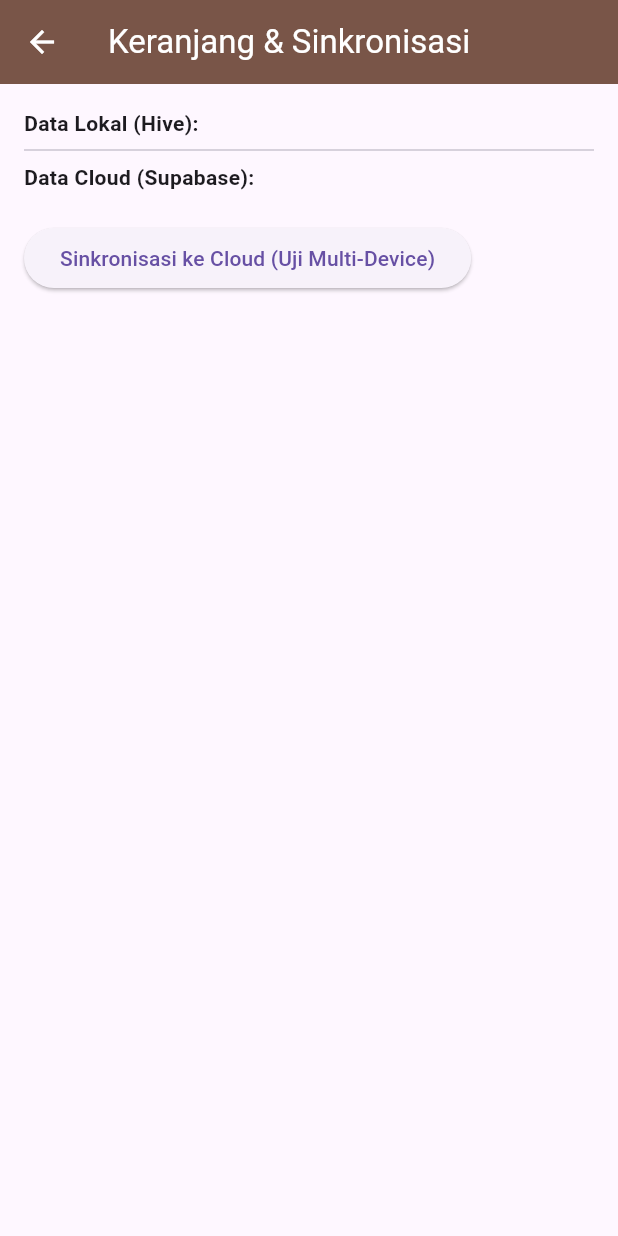
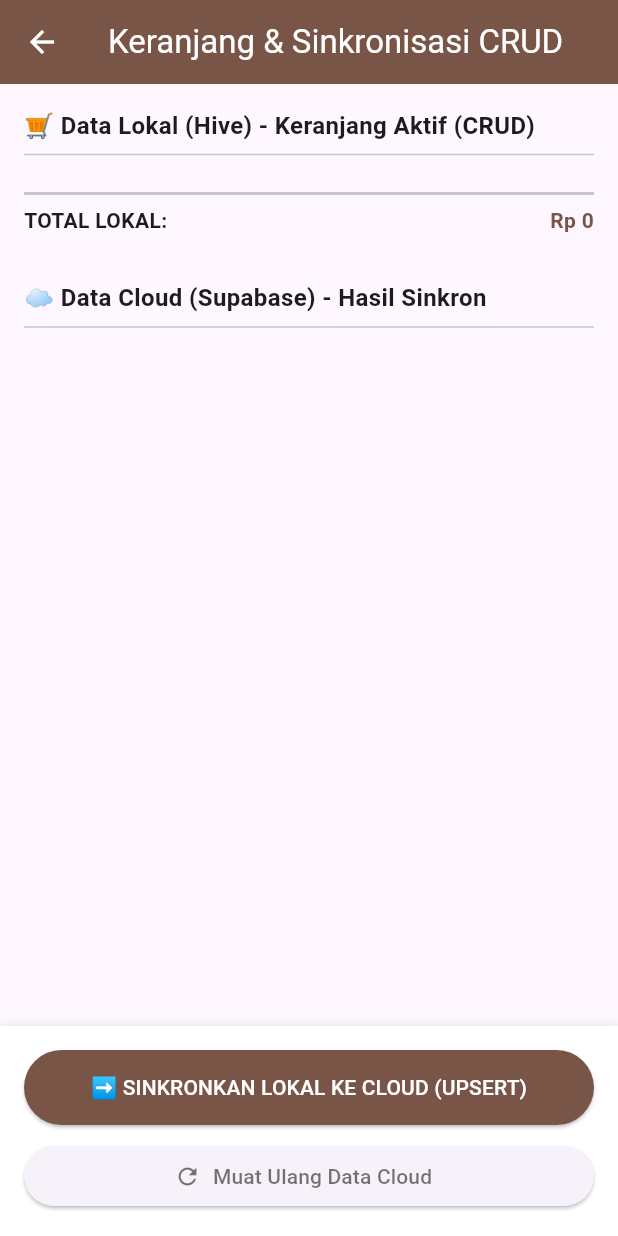
Before and after one commit to AfzalRaditya/MobileModul4, a Flutter app: the KeranjangView screen opened by its route, on a phone screen of 412 x 824 dp. Run offline on Flutter 3.47's test engine with Material 3 defaults, Android fonts, the phone set to English and light mode, and no system bars; our stand-ins replace dio, get, hive, hive_flutter, shared_preferences, supabase_flutter; accounts and stored records are empty; network calls fail.

Commit message:
Crude Hive dan Cloud

```diff
--- a/lib/app/data/services/local_storage_service.dart
+++ b/lib/app/data/services/local_storage_service.dart
@@ -1,28 +1,29 @@
 // lib/app/data/services/local_storage_service.dart
+
 import 'package:shared_preferences/shared_preferences.dart';
 import 'package:hive_flutter/hive_flutter.dart';
 import 'package:flutter/material.dart';
 import '../models/cart_model.dart';
 
 class LocalStorageService {
-  // FIX: Hapus 'late' dan jadikan Nullable (diinisialisasi dengan null secara implisit)
   SharedPreferences? prefs;
-  Box<CartItemModel>? cartBox; // FIX: Hapus 'late' dan jadikan nullable
+  Box<CartItemModel>? cartBox;
 
   static const String kThemeKey = 'app_theme';
 
   Future<void> init() async {
-    // Inisialisasi prefs
     prefs = await SharedPreferences.getInstance();
+    await Hive.initFlutter();
 
-    // Inisialisasi Hive
-    await Hive.initFlutter();
-    Hive.registerAdapter(CartItemModelAdapter());
-    // cartBox diinisialisasi
+    // FIX KRUSIAL: Registrasi Adapter harus ada. typeId=0 dari CartItemModel
+    if (!Hive.isAdapterRegistered(0)) {
+        Hive.registerAdapter(CartItemModelAdapter());
+    }
+
     cartBox = await Hive.openBox<CartItemModel>('cartBox');
   }
 
-  // getThemeMode dan setThemeMode menggunakan ?. untuk null safety
+  // --- Logic shared_preferences: Tema ---
   ThemeMode getThemeMode() {
     final themeIndex = prefs?.getInt(kThemeKey);
     if (themeIndex == 1) {
--- a/lib/app/modules/keranjang/keranjang_view.dart
+++ b/lib/app/modules/keranjang/keranjang_view.dart
@@ -10,36 +10,125 @@ class KeranjangView extends GetView<KeranjangController> {
   @override
   Widget build(BuildContext context) {
     return Scaffold(
-      appBar: AppBar(title: const Text('Keranjang & Sinkronisasi')),
-      body: SingleChildScrollView(
+      appBar: AppBar(
+        title: const Text('Keranjang & Sinkronisasi CRUD'),
+      ),
+      body: Column(
+        children: [
+          // Bagian Scrollable (Data List)
+          Expanded(
+            child: SingleChildScrollView(
               padding: const EdgeInsets.all(16.0),
-        child: Column(
+              child: Obx(() => Column(
                 crossAxisAlignment: CrossAxisAlignment.start,
                 children: [
-            // Implementasi Hive (Lokal)
-            const Text('Data Lokal (Hive):', style: TextStyle(fontWeight: FontWeight.bold)),
-            Obx(() => Column(
-                  children: controller.itemsLokal.map((item) => Text('${item.productName} x${item.quantity}')).toList(),
+
+                  // =========================================================
+                  // 1. DATA LOKAL (HIVE) - CRUD IMPLEMENTATION
+                  // =========================================================
+                  const Text('🛒 Data Lokal (Hive) - Keranjang Aktif (CRUD)',
+                    style: TextStyle(fontWeight: FontWeight.bold, fontSize: 16)),
+                  const Divider(),
+
+                  // List Keranjang Lokal (menggunakan ListTile interaktif)
+                  ...controller.itemsLokal.map((item) => ListTile(
+                    contentPadding: EdgeInsets.zero,
+                    title: Text(item.productName),
+                    subtitle: Text('Rp ${item.price.toStringAsFixed(0)}'),
+
+                    // UI CRUD: Update Quantity (+/-) & Delete
+                    trailing: Row(
+                      mainAxisSize: MainAxisSize.min,
+                      children: [
+                        // Hapus / Kurangi Kuantitas
+                        IconButton(
+                          icon: const Icon(Icons.remove_circle_outline, size: 20, color: Colors.red),
+                          onPressed: () => controller.updateLocalQuantity(item.productId, item.quantity - 1),
+                        ),
+                        // Tampilkan Kuantitas
+                        SizedBox(width: 24, child: Text('${item.quantity}', textAlign: TextAlign.center, style: TextStyle(fontWeight: FontWeight.bold))),
+                        // Tambah Kuantitas
+                        IconButton(
+                          icon: const Icon(Icons.add_circle_outline, size: 20, color: Colors.green),
+                          onPressed: () => controller.updateLocalQuantity(item.productId, item.quantity + 1),
+                        ),
+                        // Tombol Delete Langsung
+                        IconButton(
+                          icon: const Icon(Icons.delete_outline, color: Colors.grey),
+                          onPressed: () => controller.deleteLocalItem(item.productId),
+                        ),
+                      ],
+                    ),
                   )),
 
+                  const SizedBox(height: 10),
+                  const Divider(thickness: 2),
+                  // Tampilkan Total Harga Lokal
+                  Row(
+                    mainAxisAlignment: MainAxisAlignment.spaceBetween,
+                    children: [
+                      const Text("TOTAL LOKAL:", style: TextStyle(fontWeight: FontWeight.bold)),
+                      Text("Rp ${controller.totalHarga.toStringAsFixed(0)}", style: const TextStyle(fontWeight: FontWeight.bold, color: Colors.brown)),
+                    ],
+                  ),
+
+                  const SizedBox(height: 30),
+
+                  // =========================================================
+                  // 2. DATA CLOUD (SUPABASE) - READ & DELETE
+                  // =========================================================
+                  const Text('☁️ Data Cloud (Supabase) - Hasil Sinkron',
+                    style: TextStyle(fontWeight: FontWeight.bold, fontSize: 16)),
                   const Divider(),
 
-            // Implementasi Supabase (Cloud)
-            const Text('Data Cloud (Supabase):', style: TextStyle(fontWeight: FontWeight.bold)),
-            Obx(() => Column(
-                  children: controller.itemsCloud.map((item) => Text('${item.productName} x${item.quantity}')).toList(),
+                  // List Keranjang Cloud (Hasil Sinkronisasi Terakhir)
+                  ...controller.itemsCloud.map((item) => ListTile(
+                    title: Text(item.productName),
+                    subtitle: Text('Kuantitas: ${item.quantity} | Total: Rp ${(item.price * item.quantity).toStringAsFixed(0)}'),
+
+                    // Delete dari Cloud
+                    trailing: IconButton(
+                      icon: const Icon(Icons.cloud_off, color: Colors.blueGrey),
+                      onPressed: () => controller.deleteCloudItem(item.productId),
+                    ),
                   )),
+                ],
+              )),
+            ),
+          ),
 
-            const SizedBox(height: 20),
-
-            // Tombol untuk Eksperimen Sinkronisasi
+          // Bagian Tombol Aksi (Sinkronisasi)
+          Container(
+            padding: const EdgeInsets.all(16.0),
+            decoration: BoxDecoration(
+              color: Colors.white,
+              boxShadow: [BoxShadow(color: Colors.grey.shade300, blurRadius: 5)],
+            ),
+            child: Column(
+              children: [
+                // Tombol Sinkronisasi (Wajib Modul 4)
                 ElevatedButton(
                   onPressed: controller.syncLocalToCloud,
-              child: const Text('Sinkronisasi ke Cloud (Uji Multi-Device)'),
+                  style: ElevatedButton.styleFrom(
+                    minimumSize: const Size(double.infinity, 50),
+                    backgroundColor: Colors.brown,
+                    foregroundColor: Colors.white,
+                  ),
+                  child: const Text('➡️ SINKRONKAN LOKAL KE CLOUD (UPSERT)'),
+                ),
+                const SizedBox(height: 10),
+                // Tombol untuk Memuat Ulang Data Cloud
+                ElevatedButton.icon(
+                  onPressed: controller.fetchCloudCart,
+                  icon: const Icon(Icons.refresh),
+                  label: const Text('Muat Ulang Data Cloud'),
+                  style: ElevatedButton.styleFrom(minimumSize: const Size(double.infinity, 40), foregroundColor: Colors.black54),
                 ),
               ],
             ),
           ),
+        ],
+      ),
     );
   }
 }
```
Also changed, not shown: lib/app/modules/keranjang/keranjang_controller.dart (+133 -23 lines), lib/main.dart (+11 -8 lines), pubspec.lock. Lines whose indentation alone changed are shown as unchanged.
